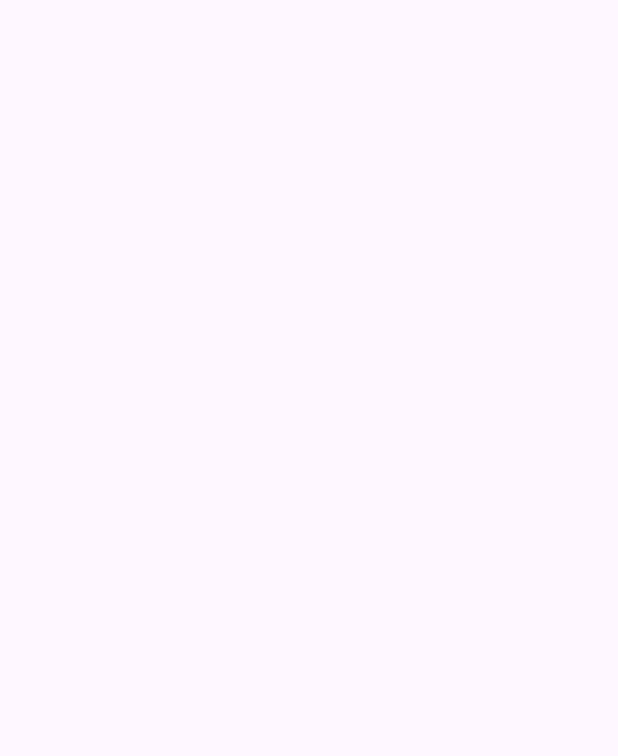
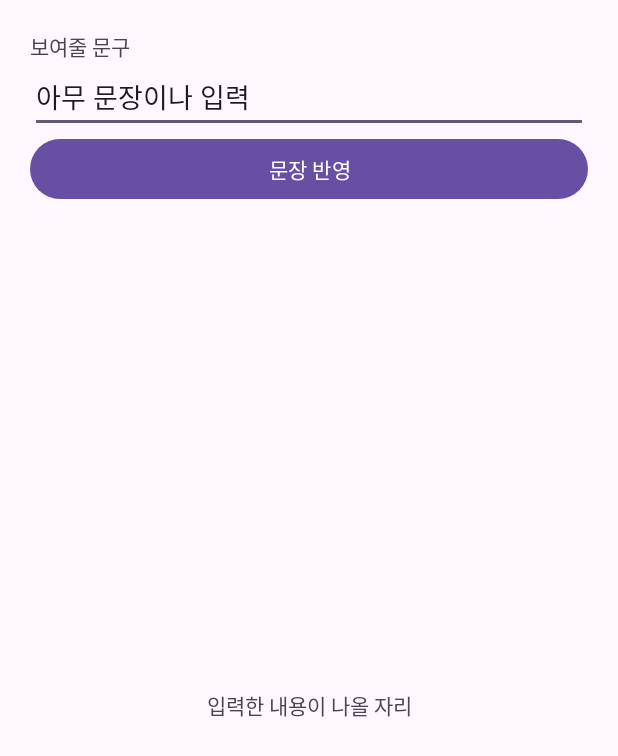
Before and after one commit to Dalho-jung/UiKotlin_Dal, an Android app: the screen it shows after launch (MainActivity), on a phone screen of 412 x 824 dp. Before the commit the part shown is empty. Shown: the top 756 px of the screen. Run offline under Robolectric (Android 15) with nearby library versions, the phone set to English and light mode, and no system bars.

Commit message:
ui + kotlin

```diff
--- a/app/src/main/res/layout/activity_main.xml
+++ b/app/src/main/res/layout/activity_main.xml
@@ -5,8 +5,29 @@
     android:layout_width="match_parent"
     android:layout_height="match_parent"
     android:orientation="vertical"
+    android:padding="20dp"
     tools:context=".MainActivity">
 
+    <TextView
+        android:layout_width="wrap_content"
+        android:layout_height="wrap_content"
+        android:text="보여줄 문구"/>
+
+    <EditText
+        android:layout_width="match_parent"
+        android:layout_height="wrap_content"
+        android:text="아무 문장이나 입력"/>
+
+    <Button
+        android:layout_width="match_parent"
+        android:layout_height="wrap_content"
+        android:text="문장 반영"/>
+
+    <TextView
+        android:layout_width="match_parent"
+        android:layout_height="match_parent"
+        android:gravity="center"
+        android:text="입력한 내용이 나올 자리"/>
 
 
 </LinearLayout>
```
